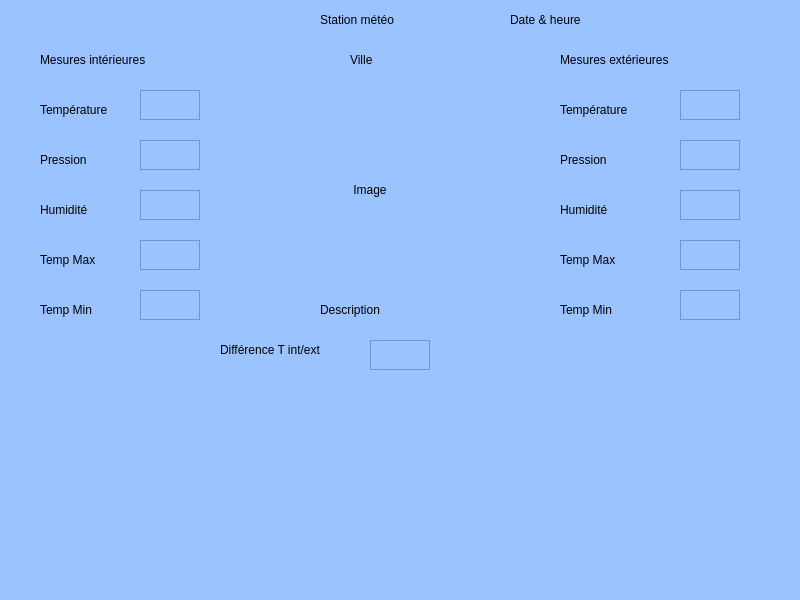
Old version of the form mainwindow.ui in the repository fguyont/station-meteo.
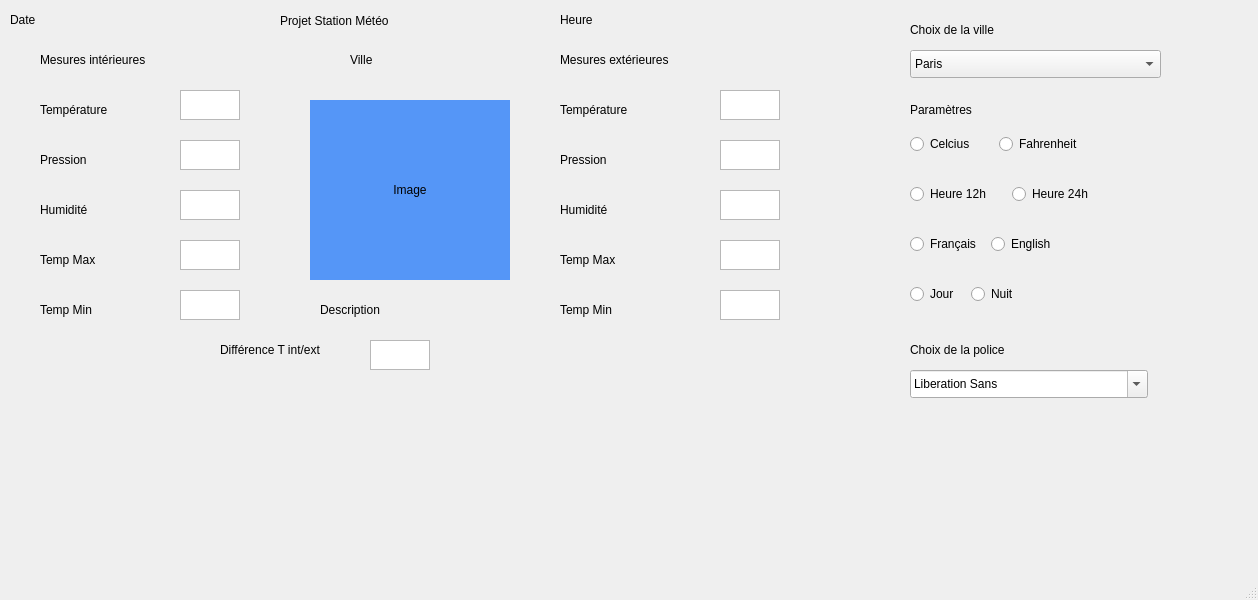
New version of the form.

Commit message: Re-commit interface MAJ + mesures/minute

Patch:
```diff
--- a/mainwindow.ui
+++ b/mainwindow.ui
@@ -6,7 +6,7 @@
    <rect>
     <x>0</x>
     <y>0</y>
-    <width>800</width>
+    <width>1258</width>
     <height>600</height>
    </rect>
   </property>
@@ -14,20 +14,20 @@
    <string>MainWindow</string>
   </property>
   <property name="styleSheet">
-   <string notr="true">background-color: rgb(155, 195, 255);</string>
+   <string notr="true"/>
   </property>
   <widget class="QWidget" name="centralwidget">
    <widget class="QLabel" name="lblDateHeure">
     <property name="geometry">
      <rect>
-      <x>510</x>
+      <x>10</x>
       <y>10</y>
       <width>281</width>
       <height>20</height>
      </rect>
     </property>
     <property name="text">
-     <string>Date &amp; heure</string>
+     <string>Date</string>
     </property>
    </widget>
    <widget class="QLabel" name="lblTemp">
@@ -35,7 +35,7 @@
      <rect>
       <x>40</x>
       <y>100</y>
-      <width>90</width>
+      <width>121</width>
       <height>20</height>
      </rect>
     </property>
@@ -59,14 +59,14 @@
    <widget class="QLabel" name="label">
     <property name="geometry">
      <rect>
-      <x>320</x>
-      <y>10</y>
-      <width>101</width>
-      <height>20</height>
+      <x>280</x>
+      <y>0</y>
+      <width>191</width>
+      <height>41</height>
      </rect>
     </property>
     <property name="text">
-     <string>Station météo</string>
+     <string>Projet Station Météo</string>
     </property>
    </widget>
    <widget class="QLabel" name="label_3">
@@ -98,7 +98,7 @@
    <widget class="QTextBrowser" name="txtTemp">
     <property name="geometry">
      <rect>
-      <x>140</x>
+      <x>180</x>
       <y>90</y>
       <width>60</width>
       <height>30</height>
@@ -108,7 +108,7 @@
    <widget class="QTextBrowser" name="txtPres">
     <property name="geometry">
      <rect>
-      <x>140</x>
+      <x>180</x>
       <y>140</y>
       <width>60</width>
       <height>30</height>
@@ -131,7 +131,7 @@
    <widget class="QTextBrowser" name="txtHum">
     <property name="geometry">
      <rect>
-      <x>140</x>
+      <x>180</x>
       <y>190</y>
       <width>60</width>
       <height>30</height>
@@ -154,7 +154,7 @@
    <widget class="QTextBrowser" name="txtTempMax">
     <property name="geometry">
      <rect>
-      <x>140</x>
+      <x>180</x>
       <y>240</y>
       <width>60</width>
       <height>30</height>
@@ -177,7 +177,7 @@
    <widget class="QTextBrowser" name="txtTempMin">
     <property name="geometry">
      <rect>
-      <x>140</x>
+      <x>180</x>
       <y>290</y>
       <width>60</width>
       <height>30</height>
@@ -189,7 +189,7 @@
      <rect>
       <x>560</x>
       <y>100</y>
-      <width>90</width>
+      <width>131</width>
       <height>20</height>
      </rect>
     </property>
@@ -200,7 +200,7 @@
    <widget class="QTextBrowser" name="txtTempExt">
     <property name="geometry">
      <rect>
-      <x>680</x>
+      <x>720</x>
       <y>90</y>
       <width>60</width>
       <height>30</height>
@@ -223,7 +223,7 @@
    <widget class="QTextBrowser" name="txtPresExt">
     <property name="geometry">
      <rect>
-      <x>680</x>
+      <x>720</x>
       <y>140</y>
       <width>60</width>
       <height>30</height>
@@ -246,7 +246,7 @@
    <widget class="QTextBrowser" name="txtHumExt">
     <property name="geometry">
      <rect>
-      <x>680</x>
+      <x>720</x>
       <y>190</y>
       <width>60</width>
       <height>30</height>
@@ -269,7 +269,7 @@
    <widget class="QTextBrowser" name="txtTempMaxExt">
     <property name="geometry">
      <rect>
-      <x>680</x>
+      <x>720</x>
       <y>240</y>
       <width>60</width>
       <height>30</height>
@@ -292,7 +292,7 @@
    <widget class="QTextBrowser" name="txtTempMinExt">
     <property name="geometry">
      <rect>
-      <x>680</x>
+      <x>720</x>
       <y>290</y>
       <width>60</width>
       <height>30</height>
@@ -304,7 +304,7 @@
      <rect>
       <x>350</x>
       <y>50</y>
-      <width>62</width>
+      <width>181</width>
       <height>20</height>
      </rect>
     </property>
@@ -351,12 +351,15 @@
    <widget class="QLabel" name="lblClim">
     <property name="geometry">
      <rect>
-      <x>270</x>
+      <x>310</x>
       <y>100</y>
       <width>200</width>
       <height>180</height>
      </rect>
     </property>
+    <property name="styleSheet">
+     <string notr="true">background-color: rgb(85, 150, 247);</string>
+    </property>
     <property name="text">
      <string>Image</string>
     </property>
@@ -367,6 +370,227 @@
      <set>Qt::AlignCenter</set>
     </property>
    </widget>
+   <widget class="QComboBox" name="cboChoixVille">
+    <property name="geometry">
+     <rect>
+      <x>910</x>
+      <y>50</y>
+      <width>251</width>
+      <height>28</height>
+     </rect>
+    </property>
+    <item>
+     <property name="text">
+      <string>Paris</string>
+     </property>
+    </item>
+    <item>
+     <property name="text">
+      <string>Sarcelles</string>
+     </property>
+    </item>
+    <item>
+     <property name="text">
+      <string>Aubervilliers</string>
+     </property>
+    </item>
+    <item>
+     <property name="text">
+      <string>Grigny</string>
+     </property>
+    </item>
+    <item>
+     <property name="text">
+      <string>Aulnay-Sous-Bois</string>
+     </property>
+    </item>
+    <item>
+     <property name="text">
+      <string>La-Courneuve</string>
+     </property>
+    </item>
+    <item>
+     <property name="text">
+      <string>Marseille</string>
+     </property>
+    </item>
+    <item>
+     <property name="text">
+      <string>Lille</string>
+     </property>
+    </item>
+    <item>
+     <property name="text">
+      <string>Annecy</string>
+     </property>
+    </item>
+   </widget>
+   <widget class="QLabel" name="lblHeure">
+    <property name="geometry">
+     <rect>
+      <x>560</x>
+      <y>10</y>
+      <width>171</width>
+      <height>20</height>
+     </rect>
+    </property>
+    <property name="text">
+     <string>Heure</string>
+    </property>
+   </widget>
+   <widget class="QFontComboBox" name="cboPolice">
+    <property name="geometry">
+     <rect>
+      <x>910</x>
+      <y>370</y>
+      <width>238</width>
+      <height>28</height>
+     </rect>
+    </property>
+   </widget>
+   <widget class="QWidget" name="layoutWidget">
+    <property name="geometry">
+     <rect>
+      <x>910</x>
+      <y>130</y>
+      <width>173</width>
+      <height>28</height>
+     </rect>
+    </property>
+    <layout class="QHBoxLayout" name="horizontalLayout">
+     <item>
+      <widget class="QRadioButton" name="rbCel">
+       <property name="text">
+        <string>Celcius</string>
+       </property>
+      </widget>
+     </item>
+     <item>
+      <widget class="QRadioButton" name="rbFah">
+       <property name="text">
+        <string>Fahrenheit</string>
+       </property>
+      </widget>
+     </item>
+    </layout>
+   </widget>
+   <widget class="QWidget" name="layoutWidget">
+    <property name="geometry">
+     <rect>
+      <x>910</x>
+      <y>180</y>
+      <width>198</width>
+      <height>28</height>
+     </rect>
+    </property>
+    <layout class="QHBoxLayout" name="horizontalLayout_2">
+     <item>
+      <widget class="QRadioButton" name="rbH12">
+       <property name="text">
+        <string>Heure 12h</string>
+       </property>
+      </widget>
+     </item>
+     <item>
+      <widget class="QRadioButton" name="rbH24">
+       <property name="text">
+        <string>Heure 24h</string>
+       </property>
+      </widget>
+     </item>
+    </layout>
+   </widget>
+   <widget class="QWidget" name="layoutWidget">
+    <property name="geometry">
+     <rect>
+      <x>910</x>
+      <y>230</y>
+      <width>156</width>
+      <height>28</height>
+     </rect>
+    </property>
+    <layout class="QHBoxLayout" name="horizontalLayout_3">
+     <item>
+      <widget class="QRadioButton" name="rbFra">
+       <property name="text">
+        <string>Français</string>
+       </property>
+      </widget>
+     </item>
+     <item>
+      <widget class="QRadioButton" name="rbEng">
+       <property name="text">
+        <string>English</string>
+       </property>
+      </widget>
+     </item>
+    </layout>
+   </widget>
+   <widget class="QWidget" name="layoutWidget">
+    <property name="geometry">
+     <rect>
+      <x>910</x>
+      <y>280</y>
+      <width>115</width>
+      <height>28</height>
+     </rect>
+    </property>
+    <layout class="QHBoxLayout" name="horizontalLayout_4">
+     <item>
+      <widget class="QRadioButton" name="rbJour">
+       <property name="text">
+        <string>Jour</string>
+       </property>
+      </widget>
+     </item>
+     <item>
+      <widget class="QRadioButton" name="rbNuit">
+       <property name="text">
+        <string>Nuit</string>
+       </property>
+      </widget>
+     </item>
+    </layout>
+   </widget>
+   <widget class="QLabel" name="lblChoixVille">
+    <property name="geometry">
+     <rect>
+      <x>910</x>
+      <y>20</y>
+      <width>141</width>
+      <height>20</height>
+     </rect>
+    </property>
+    <property name="text">
+     <string>Choix de la ville</string>
+    </property>
+   </widget>
+   <widget class="QLabel" name="lblPara">
+    <property name="geometry">
+     <rect>
+      <x>910</x>
+      <y>100</y>
+      <width>81</width>
+      <height>20</height>
+     </rect>
+    </property>
+    <property name="text">
+     <string>Paramètres</string>
+    </property>
+   </widget>
+   <widget class="QLabel" name="lblChoixPolice">
+    <property name="geometry">
+     <rect>
+      <x>910</x>
+      <y>340</y>
+      <width>141</width>
+      <height>20</height>
+     </rect>
+    </property>
+    <property name="text">
+     <string>Choix de la police</string>
+    </property>
+   </widget>
   </widget>
   <widget class="QMenuBar" name="menubar">
    <property name="geometry">
```
Left out of the diff: 22 changed lines with no effect on the pictures. The commit also changes 6 other files.
